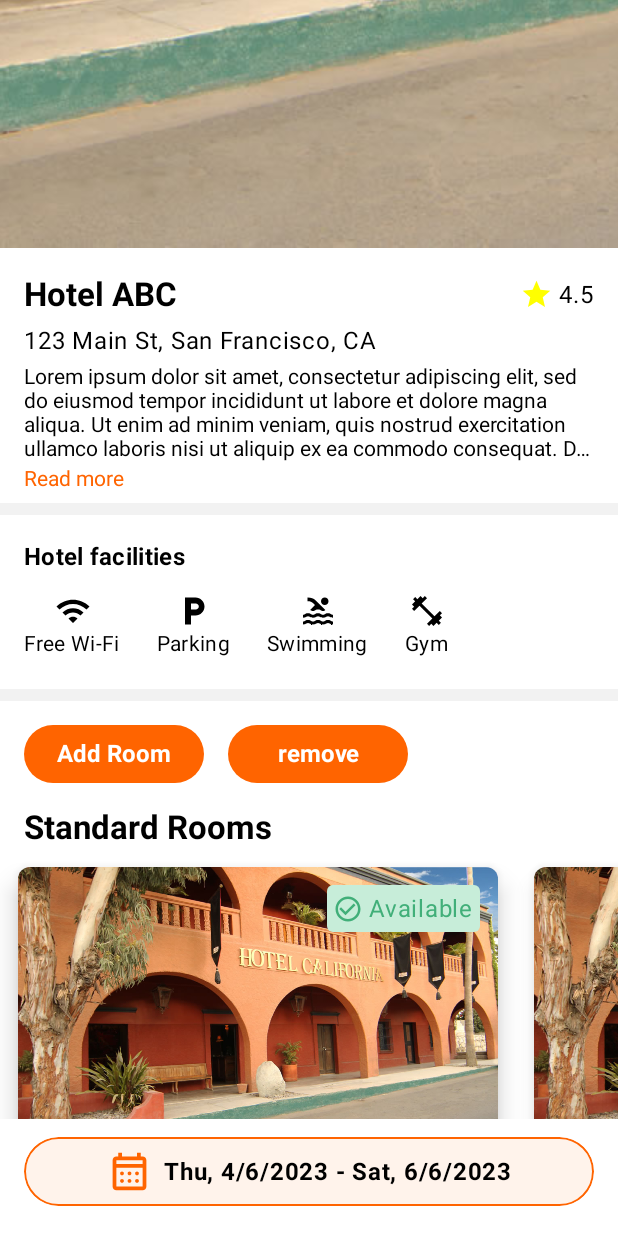
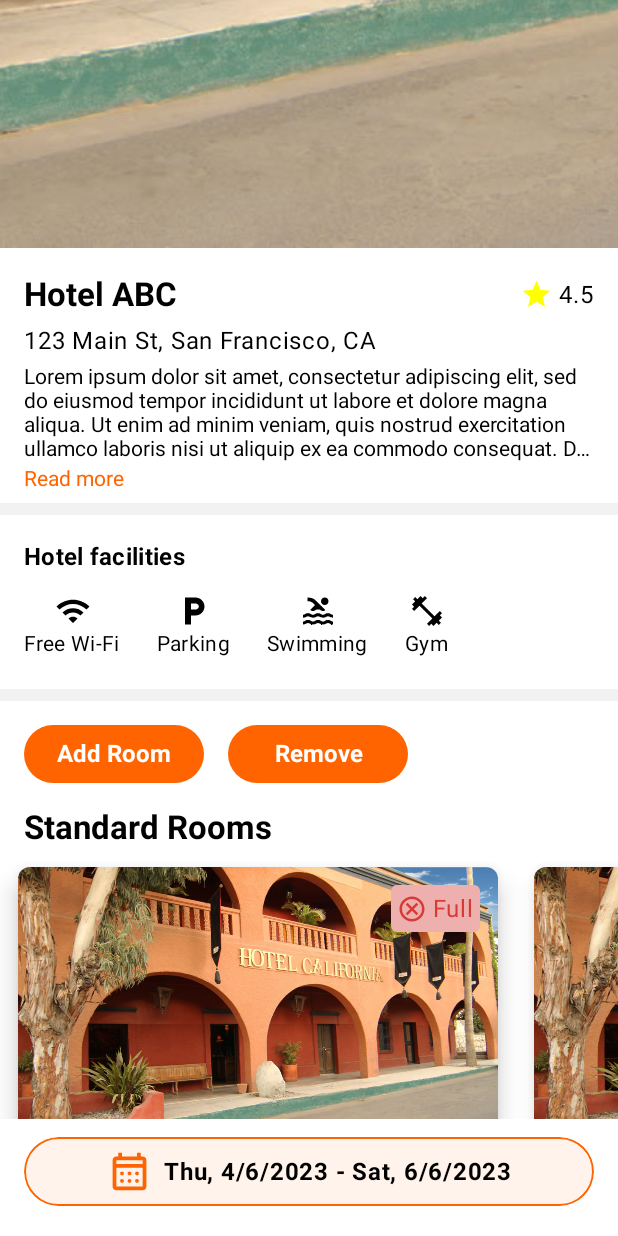
Before and after one commit to kreema1602/Booking-App, an Android app built with Jetpack Compose: the @Preview function PreviewModRoomPage, scrolled down 576 dp, on a phone screen of 412 x 824 dp. Run offline under Robolectric (Android 15) with nearby library versions, the phone set to English and light mode, and no system bars.

Commit message:
[BA-16] fix: 'remove', add: random room state

```diff
--- a/app/src/main/java/com/example/bookingapp/pages/hotelier/ModRoomPage.kt
+++ b/app/src/main/java/com/example/bookingapp/pages/hotelier/ModRoomPage.kt
@@ -53,6 +53,7 @@ import com.example.bookingapp.core.ui.theme.WarningSecondary
 import com.example.bookingapp.mock_data.HotelData
 import com.example.bookingapp.models.Hotel
 import com.example.bookingapp.navigation.ModeratorLeafScreen
+import kotlin.random.Random
 
 @Composable
 fun ModRoomPage(navController: NavController, hotelId : Int) {
@@ -243,7 +244,7 @@ fun RoomList(title : String, showRoomEdit : (Int) -> Unit, navController: NavCon
                     .width(120.dp)
             )
             FilledClipButton(
-                text = "remove",
+                text = "Remove",
                 onClick = { navController.navigate("mod_room_remove") },
                 modifier = Modifier
                     .padding(start = 16.dp, top = 16.dp)
@@ -293,7 +294,9 @@ fun RoomListItem(showRoomEdit: (Int) -> Unit) {
                     contentScale = ContentScale.Crop
                 )
                 // State
-                val state = "Available"
+                val state = Random.nextBoolean().let {
+                    if (it) "Full" else "Available"
+                }
                 Box(
                     modifier = Modifier
                         .fillMaxWidth()
```
